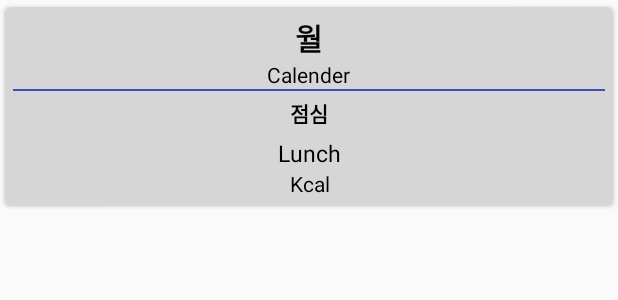
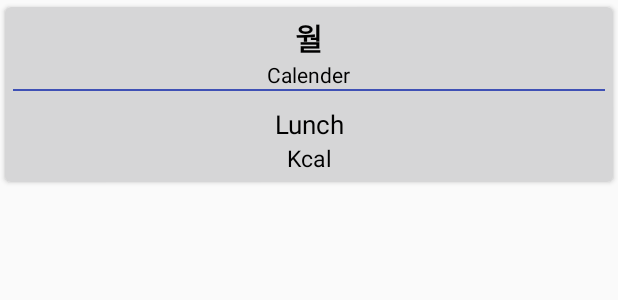
Before and after one commit to CodeJunS/DPHS, an Android app: the layout row_bap_item.xml on its own in the app's theme, with its tools: preview values and no code run, on a phone screen of 412 x 824 dp. Shown: the top 300 px of the screen. Run offline under Robolectric (Android 15) with nearby library versions, the phone set to English and light mode, and no system bars.

Commit message:
칼로리 로딩문제 수정

```diff
--- a/app/build.gradle
+++ b/app/build.gradle
@@ -2,7 +2,7 @@ apply plugin: 'com.android.application'
     android {
     useLibrary 'org.apache.http.legacy'
     compileSdkVersion 26
-    buildToolsVersion "26.0.1"
+    buildToolsVersion "26.0.2"
     defaultConfig {
         applicationId "com.junseo.daepyeong"
         minSdkVersion 19
--- a/app/src/main/java/com/junseo/daepyeong/meal/BapListAdapter.java
+++ b/app/src/main/java/com/junseo/daepyeong/meal/BapListAdapter.java
@@ -127,10 +127,13 @@ public class BapListAdapter extends BaseAdapter {
         if (BapTool.mStringCheck(mLunch))
             mLunch = mData.mLunch = mContext.getResources().getString(R.string.no_data_lunch);
 
+        if (BapTool.mStringCheck(mKcal))
+            mKcal = mData.mKcal = "0";
+
         mHolder.mCalender.setText(mCalender);
         mHolder.mDayOfTheWeek.setText(mDayOfTheWeek);
         mHolder.mLunch.setText(mLunch);
-        mHolder.mKcal.setText(mKcal);
+        mHolder.mKcal.setText(mKcal + " Kcal");
         return convertView;
     }
 }
--- a/app/src/main/java/com/junseo/daepyeong/meal/ProcessTask.java
+++ b/app/src/main/java/com/junseo/daepyeong/meal/ProcessTask.java
@@ -75,8 +75,6 @@ public abstract class ProcessTask extends AsyncTask<Integer, Integer, Long> {
 
             BapTool.saveBapData(mContext, Calender, Lunch, Kcal);
 
-            Log.e("ASD", String.valueOf(Kcal));
-
             publishProgress(100);
 
         } catch (Exception e) {
--- a/app/src/main/res/layout/row_bap_item.xml
+++ b/app/src/main/res/layout/row_bap_item.xml
@@ -5,9 +5,9 @@
     layout_width="match_parent"
     android:layout_width="match_parent"
     android:layout_height="wrap_content"
+    app:cardBackgroundColor="@color/white"
     app:cardCornerRadius="4dp"
     app:cardUseCompatPadding="true"
-    app:cardBackgroundColor="@color/white"
     app:contentPadding="5dp">
 
     <LinearLayout xmlns:android="http://schemas.android.com/apk/res/android"
@@ -56,23 +56,6 @@
                 android:layout_alignParentTop="true">
 
                 <TextView
-                    android:id="@+id/textView3"
-                    android:layout_width="wrap_content"
-                    android:layout_height="wrap_content"
-                    android:layout_alignParentEnd="true"
-                    android:layout_alignParentLeft="true"
-                    android:layout_alignParentRight="true"
-                    android:layout_alignParentStart="true"
-                    android:layout_gravity="center_horizontal"
-                    android:layout_marginTop="4dp"
-                    android:layout_weight="1"
-                    android:gravity="center"
-                    android:text="점심"
-                    android:textAppearance="?android:attr/textAppearanceSmall"
-                    android:textColor="#000000"
-                    android:textStyle="bold" />
-
-                <TextView
                     android:id="@+id/mLunch"
                     android:layout_width="wrap_content"
                     android:layout_height="wrap_content"
@@ -80,12 +63,11 @@
                     android:layout_alignParentLeft="true"
                     android:layout_alignParentRight="true"
                     android:layout_alignParentStart="true"
-                    android:layout_below="@+id/textView3"
-                    android:textSize="15sp"
-                    android:layout_marginTop="5dp"
+                    android:layout_marginTop="10dp"
                     android:gravity="center"
                     android:text="Lunch"
-                    android:textColor="#000000" />
+                    android:textColor="#000000"
+                    android:textSize="17sp" />
 
                 <TextView
                     android:id="@+id/mKcal_Lunch"
@@ -94,6 +76,7 @@
                     android:layout_below="@+id/mLunch"
                     android:gravity="center"
                     android:text="Kcal"
+                    android:textSize="15sp"
                     android:textColor="#000000" />
 
             </RelativeLayout>
```
Also changed, not shown: app/src/main/java/toast/library/meal/MealLibrary.java (+6 -2 lines), 1 other file.
